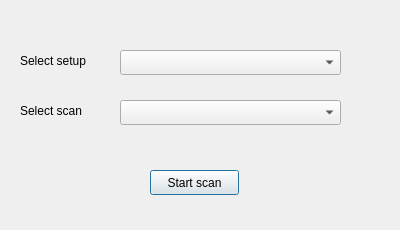
Qt form GUI/debugwindow.ui (AudreyFrancisco/SingleLadderQualification) before a commit.
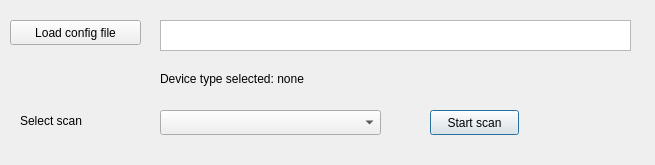
The same form after that commit.

Commit message: create setup from config file

```diff
--- a/GUI/debugwindow.ui
+++ b/GUI/debugwindow.ui
@@ -6,8 +6,8 @@
    <rect>
     <x>0</x>
     <y>0</y>
-    <width>400</width>
-    <height>230</height>
+    <width>655</width>
+    <height>165</height>
    </rect>
   </property>
   <property name="windowTitle">
@@ -17,20 +17,20 @@
    <property name="geometry">
     <rect>
      <x>20</x>
-     <y>50</y>
+     <y>30</y>
      <width>91</width>
      <height>21</height>
     </rect>
    </property>
    <property name="text">
-    <string>Select setup</string>
+    <string/>
    </property>
   </widget>
   <widget class="QLabel" name="label_2">
    <property name="geometry">
     <rect>
      <x>20</x>
-     <y>100</y>
+     <y>110</y>
      <width>91</width>
      <height>21</height>
     </rect>
@@ -39,21 +39,11 @@
     <string>Select scan</string>
    </property>
   </widget>
-  <widget class="QComboBox" name="setupSelector">
-   <property name="geometry">
-    <rect>
-     <x>120</x>
-     <y>50</y>
-     <width>221</width>
-     <height>25</height>
-    </rect>
-   </property>
-  </widget>
   <widget class="QComboBox" name="scanSelector">
    <property name="geometry">
     <rect>
-     <x>120</x>
-     <y>100</y>
+     <x>160</x>
+     <y>110</y>
      <width>221</width>
      <height>25</height>
     </rect>
@@ -62,8 +52,8 @@
   <widget class="QPushButton" name="startButton">
    <property name="geometry">
     <rect>
-     <x>150</x>
-     <y>170</y>
+     <x>430</x>
+     <y>110</y>
      <width>89</width>
      <height>25</height>
     </rect>
@@ -72,6 +62,54 @@
     <string>Start scan</string>
    </property>
   </widget>
+  <widget class="QPushButton" name="configLoadButton">
+   <property name="geometry">
+    <rect>
+     <x>10</x>
+     <y>20</y>
+     <width>131</width>
+     <height>25</height>
+    </rect>
+   </property>
+   <property name="text">
+    <string>Load config file</string>
+   </property>
+  </widget>
+  <widget class="QPlainTextEdit" name="configFileDisplay">
+   <property name="geometry">
+    <rect>
+     <x>160</x>
+     <y>20</y>
+     <width>471</width>
+     <height>31</height>
+    </rect>
+   </property>
+   <property name="verticalScrollBarPolicy">
+    <enum>Qt::ScrollBarAlwaysOff</enum>
+   </property>
+   <property name="horizontalScrollBarPolicy">
+    <enum>Qt::ScrollBarAlwaysOff</enum>
+   </property>
+   <property name="lineWrapMode">
+    <enum>QPlainTextEdit::NoWrap</enum>
+   </property>
+   <property name="readOnly">
+    <bool>true</bool>
+   </property>
+  </widget>
+  <widget class="QLabel" name="deviceDisplay">
+   <property name="geometry">
+    <rect>
+     <x>160</x>
+     <y>70</y>
+     <width>371</width>
+     <height>17</height>
+    </rect>
+   </property>
+   <property name="text">
+    <string>Device type selected: none</string>
+   </property>
+  </widget>
  </widget>
  <resources/>
  <connections/>
```
The commit also changes 4 other files.
